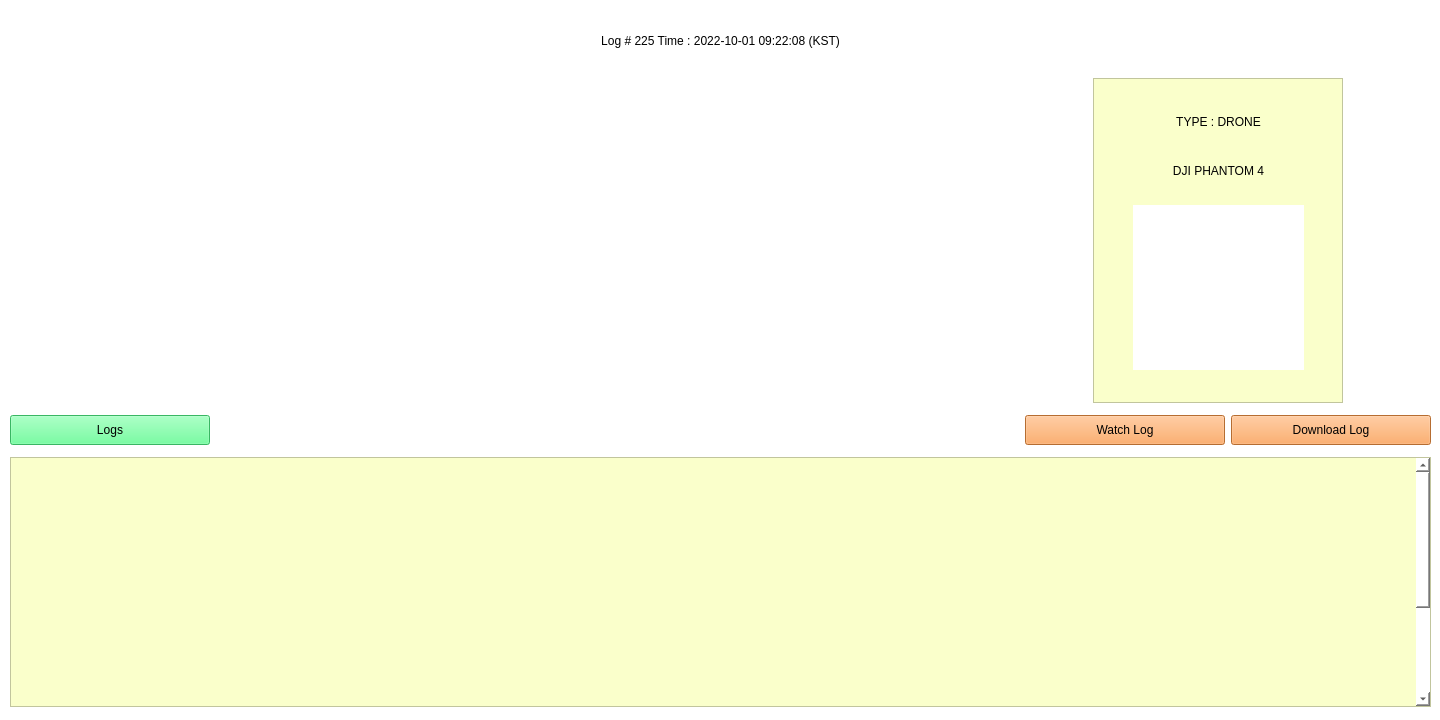
Before: the Qt Designer form GUI/LogWindow.ui in benipine/ADIDAS, drawn with Qt 5.
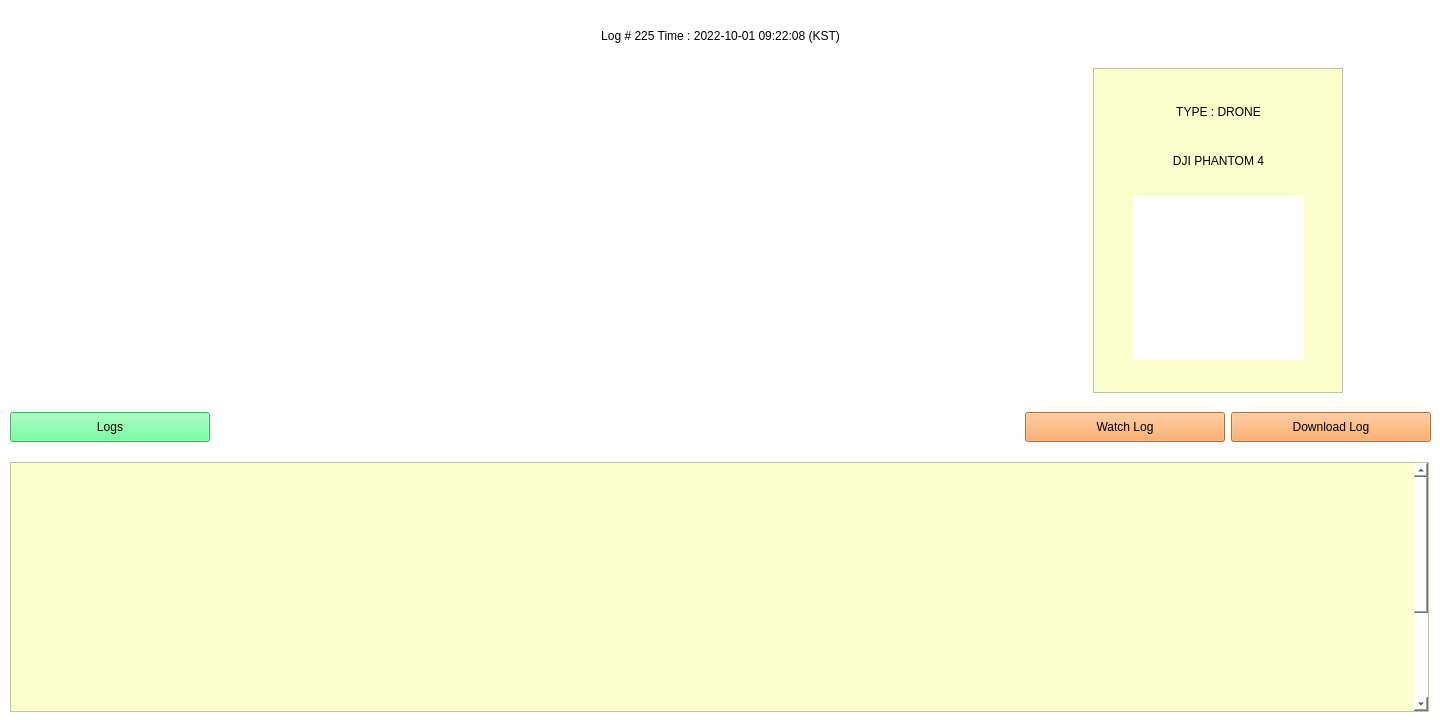
After: the same form once the commit is applied. Icons and pictures are not drawn.

```diff
--- a/GUI/LogWindow.ui
+++ b/GUI/LogWindow.ui
@@ -309,6 +309,18 @@
        </item>
        <item>
         <widget class="QLabel" name="space">
+         <property name="minimumSize">
+          <size>
+           <width>0</width>
+           <height>55</height>
+          </size>
+         </property>
+         <property name="maximumSize">
+          <size>
+           <width>16777215</width>
+           <height>55</height>
+          </size>
+         </property>
          <property name="styleSheet">
           <string notr="true">background-color: rgba(255, 255, 255, 0);</string>
          </property>
@@ -376,13 +388,13 @@
        </property>
        <property name="minimumSize">
         <size>
-         <width>0</width>
+         <width>1419</width>
          <height>250</height>
         </size>
        </property>
        <property name="maximumSize">
         <size>
-         <width>16777215</width>
+         <width>1419</width>
          <height>250</height>
         </size>
        </property>
```
